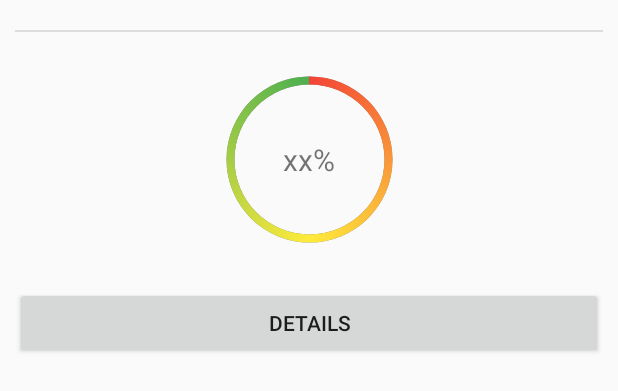
After one commit to fmotot/Devinet, an Android app: the layout activity_result_all.xml on its own in the app's theme, with its tools: preview values and no code run, on a phone screen of 412 x 824 dp. The commit adds this screen. Shown: the top 391 px of the screen. Run offline under Robolectric (Android 15) with nearby library versions, the phone set to English and light mode, and no system bars.

Commit message:
resultat all
avant orage qui se rapproche

```diff
--- a/app/src/main/java/fr/eni/devinet/activity/PlayActivity.java
+++ b/app/src/main/java/fr/eni/devinet/activity/PlayActivity.java
@@ -265,7 +265,7 @@ public class PlayActivity extends MenuActivity {
         View previousItem = null;
         for (String letter : prop) {
 
-            // Création du textView de la lettre
+            // Création du textView de la lettrez
             TextView tv = new TextView(context);
             tv.setText(letter);
             tv.setTextSize(TypedValue.COMPLEX_UNIT_SP, 25);
--- a/app/src/main/java/fr/eni/devinet/dal/WordDao.java
+++ b/app/src/main/java/fr/eni/devinet/dal/WordDao.java
@@ -27,4 +27,7 @@ public interface WordDao {
 
     @Query("SELECT * FROM Word WHERE Word.list_id = :wordListId")
     LiveData<List<Word>> getFromList(int wordListId);
+
+    @Query("SELECT ROUND((count(*)*100)/(SELECT count(*) FROM word)) as percentage FROM word WHERE proposal != \"\"")
+    float getAllProgress();
 }
--- a/app/src/main/java/fr/eni/devinet/repository/IWordRepository.java
+++ b/app/src/main/java/fr/eni/devinet/repository/IWordRepository.java
@@ -16,4 +16,6 @@ public interface IWordRepository {
     void delete(Word word);
 
     LiveData<List<Word>> getFromList(int wordListId);
+
+    float getAllProgress();
 }
--- /dev/null
+++ b/app/src/main/res/layout/activity_result_all.xml
@@ -0,0 +1,86 @@
+<?xml version="1.0" encoding="utf-8"?>
+<androidx.constraintlayout.widget.ConstraintLayout xmlns:android="http://schemas.android.com/apk/res/android"
+    xmlns:app="http://schemas.android.com/apk/res-auto"
+    xmlns:tools="http://schemas.android.com/tools"
+    android:layout_width="match_parent"
+    android:layout_height="match_parent"
+    tools:context=".activity.ResultAllActivity">
+
+    <ListView
+        android:id="@+id/lv_level"
+        android:layout_width="match_parent"
+        android:layout_height="wrap_content"
+
+        app:layout_constraintTop_toTopOf="parent"
+        app:layout_constraintLeft_toLeftOf="parent"
+        app:layout_constraintRight_toRightOf="parent"
+
+        android:layout_margin="10dp"
+        />
+
+    <View
+        android:id="@+id/v_divider"
+        android:layout_width="match_parent"
+        android:layout_height="1dp"
+
+        app:layout_constraintTop_toBottomOf="@id/lv_level"
+        app:layout_constraintLeft_toLeftOf="parent"
+
+        android:background="?android:attr/listDivider"
+        android:layout_margin="10dp"
+        />
+
+
+    <FrameLayout
+        android:id="@+id/fle_progress"
+        android:layout_width="wrap_content"
+        android:layout_height="wrap_content"
+
+        app:layout_constraintTop_toBottomOf="@id/v_divider"
+        app:layout_constraintLeft_toLeftOf="parent"
+        app:layout_constraintRight_toRightOf="parent"
+
+        android:layout_margin="10dp"
+        >
+
+        <ProgressBar
+            android:id="@+id/pbe_progress"
+            style="?android:attr/progressBarStyleHorizontal"
+            android:max="100"
+            android:progress="50"
+            android:secondaryProgress="100"
+
+            android:layout_width="150dp"
+            android:layout_height="150dp"
+            android:progressDrawable="@drawable/progress_circle"
+            />
+        <TextView
+            android:id="@+id/tve_progress"
+            android:layout_width="wrap_content"
+            android:layout_height="wrap_content"
+
+            android:layout_gravity="center"
+            android:gravity="center"
+            android:text="xx%"
+            android:textSize="20sp"
+            />
+    </FrameLayout>
+
+    <Button
+        android:id="@+id/btn_details"
+        android:text="DETAILS"
+
+        android:layout_width="match_parent"
+        android:layout_height="wrap_content"
+
+        app:layout_constraintTop_toBottomOf="@id/fle_progress"
+        app:layout_constraintLeft_toLeftOf="parent"
+
+        android:layout_margin="10dp"
+
+        />
+
+
+
+
+</androidx.constraintlayout.widget.ConstraintLayout>
```
Also changed, not shown: app/src/main/java/fr/eni/devinet/activity/ResultAllActivity.java (added, +56 -0 lines), app/src/main/java/fr/eni/devinet/activity/adapter/ResultAllAdapter.java (added, +56 -0 lines), app/src/main/java/fr/eni/devinet/repository/WordDBRepository.java (+7 -0 lines), app/src/main/java/fr/eni/devinet/view_model/ResultAllViewModel.java (added, +27 -0 lines), app/src/main/res/layout/style_result_level.xml (added, +51 -0 lines).
